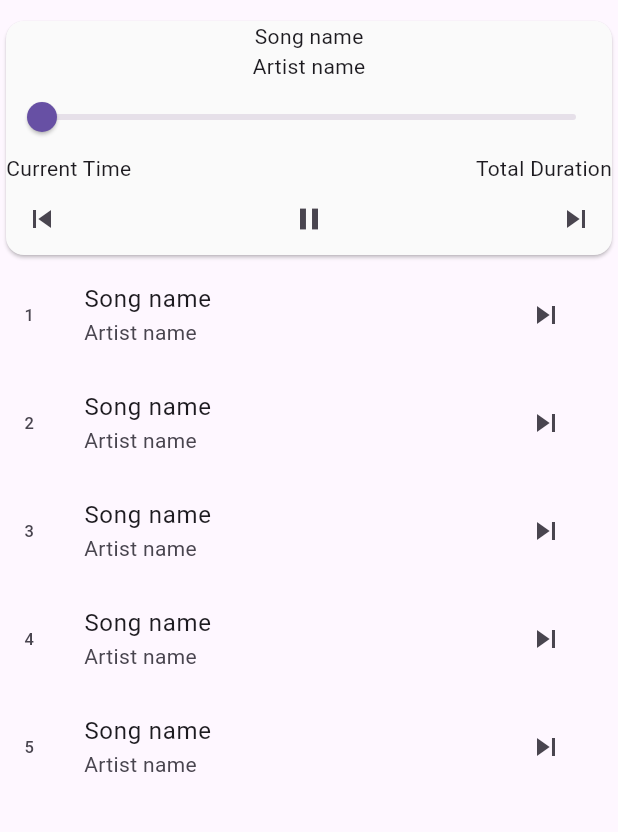
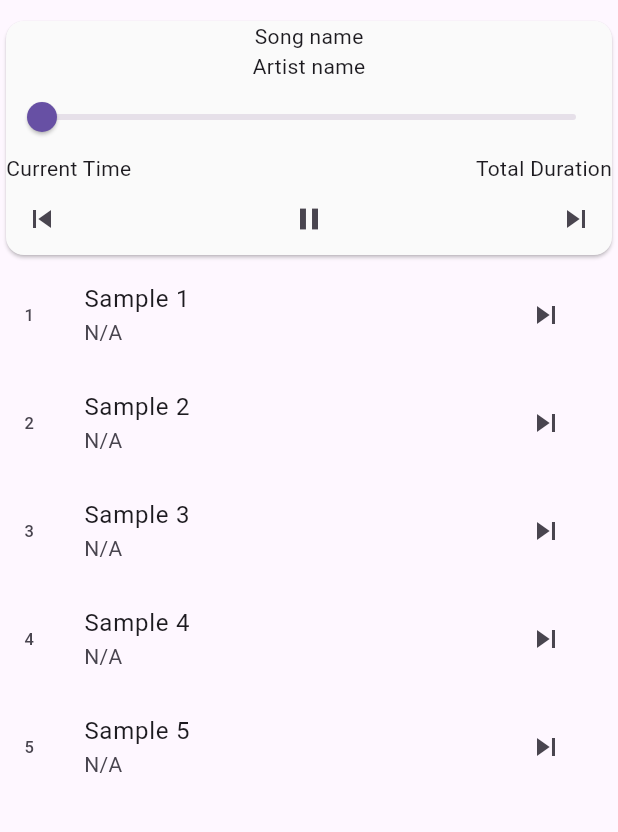
Before and after one commit to Shishir707/Music-App, a Flutter app: the screen it shows after launch, on a phone screen of 412 x 824 dp, the part 84-916 px from its top. Run offline on Flutter 3.47's test engine with Material 3 defaults, Android fonts, the phone set to English and light mode, and no system bars; our stand-ins replace audioplayers.

Commit message:
add dummy song using url

```diff
--- a/lib/music_app.dart
+++ b/lib/music_app.dart
@@ -11,13 +11,50 @@ class MusicApp extends StatefulWidget {
 
 class _MusicAppState extends State<MusicApp> {
   final AudioPlayer _audioPlayer = AudioPlayer();
-  final List<Song> playList = [];
+  final List<Song> playList = [
+    Song(
+      songName: "Sample 1",
+      artistName: "N/A",
+      songUrl: "https://samplelib.com/lib/preview/mp3/sample-3s.mp3",
+      totalDuration: 3,
+    ),
+    Song(
+      songName: "Sample 2",
+      artistName: "N/A",
+      songUrl: "https://samplelib.com/lib/preview/mp3/sample-6s.mp3",
+      totalDuration: 6,
+    ),
+    Song(
+      songName: "Sample 3",
+      artistName: "N/A",
+      songUrl: "https://samplelib.com/lib/preview/mp3/sample-9s.mp3",
+      totalDuration: 9,
+    ),
+    Song(
+      songName: "Sample 4",
+      artistName: "N/A",
+      songUrl: "https://samplelib.com/lib/preview/mp3/sample-12s.mp3",
+      totalDuration: 12,
+    ),
+    Song(
+      songName: "Sample 5",
+      artistName: "N/A",
+      songUrl: "https://samplelib.com/lib/preview/mp3/sample-15s.mp3",
+      totalDuration: 15,
+    ),
+  ];
 
   int currentIndex = 0;
   bool isPlay = false;
 
   Duration songDuration = Duration.zero;
   Duration position = Duration.zero;
+
+  @override
+  void initState() {
+    eventListener();
+    super.initState();
+  }
 
   @override
   Widget build(BuildContext context) {
@@ -60,16 +97,17 @@ class _MusicAppState extends State<MusicApp> {
           ),
           Expanded(
             child: ListView.builder(
-              itemCount: 5,
+              itemCount: playList.length,
               itemBuilder: (context, index) {
                 return ListTile(
-                  title: Text('Song name'),
-                  subtitle: Text('Artist name'),
+                  title: Text(playList[index].songName),
+                  subtitle: Text(playList[index].artistName),
                   trailing: IconButton(
                     onPressed: () {},
                     icon: Icon(Icons.skip_next),
                   ),
                   leading: Text("${index + 1}"),
+                  onTap: () => _playSong(index),
                 );
               },
             ),
@@ -77,6 +115,30 @@ class _MusicAppState extends State<MusicApp> {
         ],
       ),
     );
+  }
+
+  void eventListener() {
+    _audioPlayer.onDurationChanged.listen((duration) {
+      setState(() {
+        songDuration = duration;
+      });
+    });
+
+    _audioPlayer.onPositionChanged.listen((position) {
+      setState(() {
+        position = position;
+      });
+    });
+
+    _audioPlayer.onPlayerStateChanged.listen((state) {
+      setState(() {
+        isPlay = state == PlayerState.playing;
+      });
+    });
+
+    _audioPlayer.onPlayerComplete.listen((_) {
+      nextSong();
+    });
   }
 
   Future<void> _playSong(int index) async {
@@ -87,7 +149,7 @@ class _MusicAppState extends State<MusicApp> {
       position = Duration.zero;
     });
     await _audioPlayer.stop();
-    await _audioPlayer.play(UrlSource(playList[index].songUrl));
+    await _audioPlayer.play(UrlSource(song.songUrl));
   }
 
   Future<void> nextSong() async {
```
